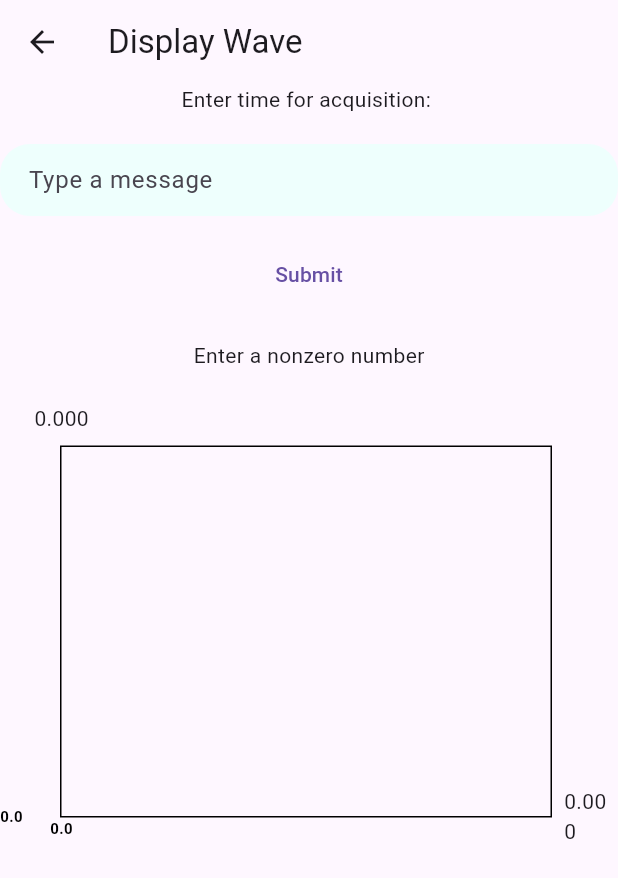
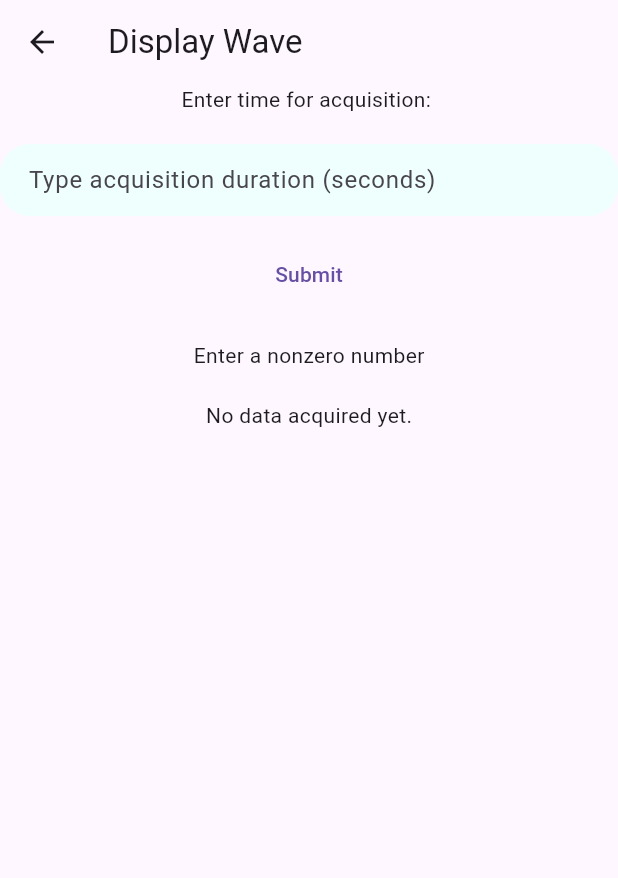
Before and after one commit to abhijithu1/ecgflutterbt, a Flutter app: the WaveDisp screen opened directly, on a phone screen of 412 x 824 dp. Shown: the top 878 px of the screen. Run offline on Flutter 3.47's test engine with Material 3 defaults, Android fonts, the phone set to English and light mode, and no system bars; drawn by our look-alikes of fl_chart; our stand-ins replace flutter_blue_plus, get.

Commit message:
wave working

```diff
--- a/lib/wavedisp.dart
+++ b/lib/wavedisp.dart
@@ -11,9 +11,7 @@ class WaveDisp extends StatelessWidget {
     final wavctrl = Get.find<WaveController>();
     return Scaffold(
         appBar: AppBar(
-          title: Text(
-            "Display Wave",
-          ),
+          title: const Text("Display Wave"),
         ),
         body: CustomScrollView(
           slivers: [
@@ -21,14 +19,12 @@ class WaveDisp extends StatelessWidget {
                 delegate: SliverChildListDelegate([
               Column(
                 children: [
-                  Text("Enter time for acquisition: "),
-                  SizedBox(
-                    height: 20,
-                  ),
+                  const Text("Enter time for acquisition: "),
+                  const SizedBox(height: 20),
                   TextField(
                     controller: wavctrl.time1.value,
                     decoration: InputDecoration(
-                      hintText: "Type a message",
+                      hintText: "Type acquisition duration (seconds)",
                       filled: true,
                       fillColor: const Color.fromARGB(255, 238, 255, 253),
                       contentPadding: const EdgeInsets.symmetric(
@@ -39,32 +35,32 @@ class WaveDisp extends StatelessWidget {
                       ),
                     ),
                   ),
-                  SizedBox(
-                    height: 15,
-                  ),
+                  const SizedBox(height: 15),
                   TextButton(
-                    child: Text("Submit"),
+                    child: const Text("Submit"),
                     onPressed: () {
                       wavctrl.settime();
                     },
                   ),
-                  SizedBox(height: 20),
+                  const SizedBox(height: 20),
                   Obx(() {
                     if (wavctrl.sec.value == 0) {
-                      return Text("Enter a nonzero number");
+                      return const Text("Enter a nonzero number");
                     } else {
                       return CircularProgressIndicator(
                         value: wavctrl.progress.value,
                         strokeWidth: 8,
-                        valueColor: AlwaysStoppedAnimation(Colors.blue),
+                        valueColor: const AlwaysStoppedAnimation(Colors.blue),
                         backgroundColor: Colors.grey[300],
                       );
                     }
                   }),
                   const SizedBox(height: 20),
+                  // Line graph section
                   Obx(() {
-                    final timeStep =
-                        wavctrl.sec.value / wavctrl.acquiredData.length;
+                    if (wavctrl.acquiredData.isEmpty) {
+                      return const Text("No data acquired yet.");
+                    } else {
                       return SizedBox(
                         height: 300, // Adjust height as needed
                         child: LineChart(
@@ -81,8 +77,7 @@ class WaveDisp extends StatelessWidget {
                                     style: const TextStyle(
                                         color: Colors.black,
                                         fontSize: 10,
-                                    fontWeight: FontWeight.bold,
-                                  ),
+                                        fontWeight: FontWeight.bold),
                                   ),
                                 ),
                               ),
@@ -90,14 +85,13 @@ class WaveDisp extends StatelessWidget {
                                 sideTitles: SideTitles(
                                   showTitles: true,
                                   reservedSize: 22,
-                                interval: wavctrl.sec.value / 5,
+                                  interval: 10,
                                   getTitlesWidget: (value, meta) => Text(
                                     value.toString(),
                                     style: const TextStyle(
                                         color: Colors.black,
                                         fontSize: 10,
-                                    fontWeight: FontWeight.bold,
-                                  ),
+                                        fontWeight: FontWeight.bold),
                                   ),
                                 ),
                               ),
@@ -111,10 +105,8 @@ class WaveDisp extends StatelessWidget {
                                     .asMap()
                                     .entries
                                     .map((entry) {
-                                final x = entry.key *
-                                    timeStep; // Convert index to time.
+                                  final x = entry.key.toDouble();
                                   final y = entry.value;
-
                                   return FlSpot(x, y);
                                 }).toList(),
                                 dotData: FlDotData(show: false),
@@ -124,6 +116,7 @@ class WaveDisp extends StatelessWidget {
                           ),
                         ),
                       );
+                    }
                   }),
                 ],
               ),
```
Lines whose indentation alone changed are shown as unchanged.
